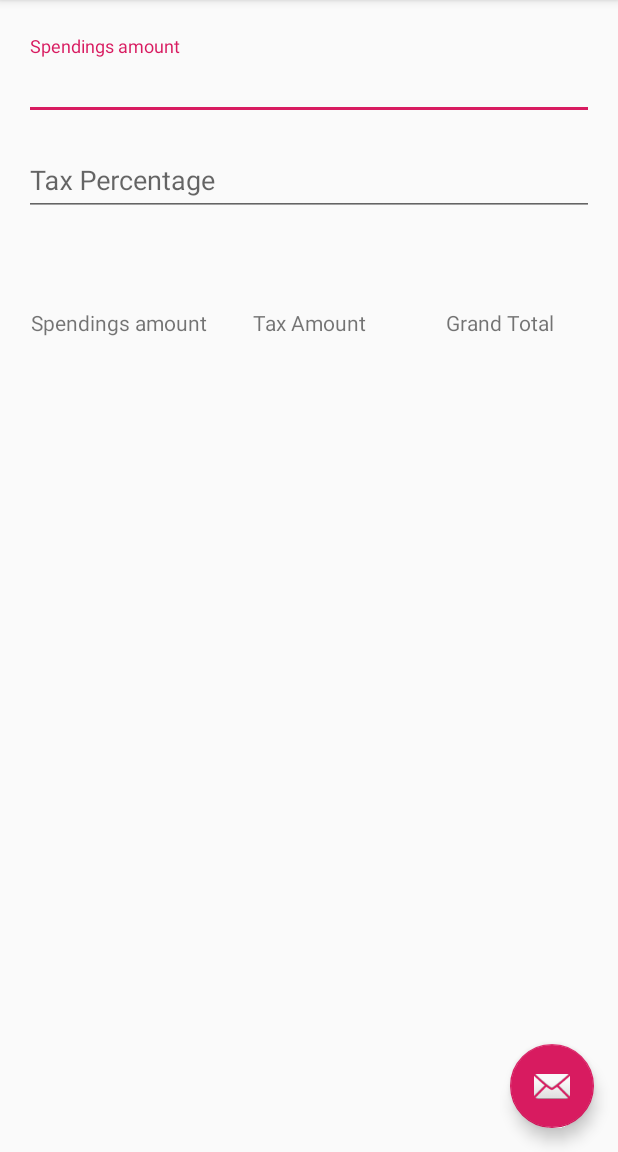
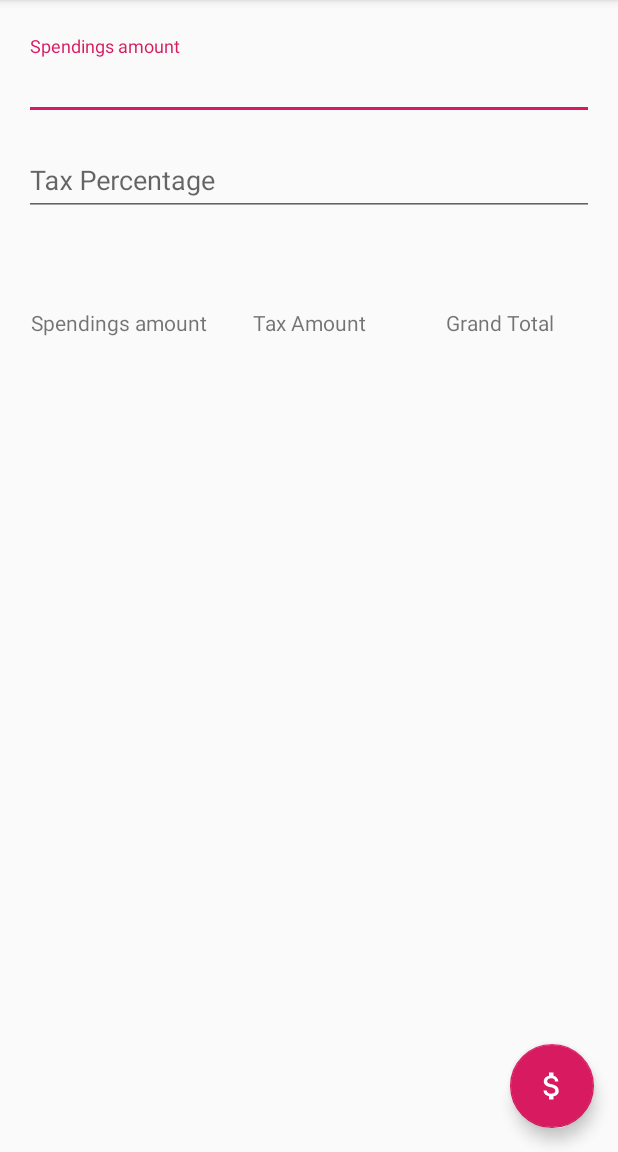
Before and after one commit to beatricefar/MVVMpractice, an Android app: the screen it shows after launch (MainActivity), on a phone screen of 412 x 824 dp, the part 84-1236 px from its top. Run offline under Robolectric (Android 15) with nearby library versions, the phone set to English and light mode, and no system bars.

```diff
--- a/app/build.gradle
+++ b/app/build.gradle
@@ -13,6 +13,7 @@ android {
         versionCode 1
         versionName "1.0"
         testInstrumentationRunner "androidx.test.runner.AndroidJUnitRunner"
+        vectorDrawables.useSupportLibrary = true
     }
     buildTypes {
         release {
@@ -29,6 +30,7 @@ dependencies {
     implementation 'androidx.constraintlayout:constraintlayout:1.1.3'
     implementation 'com.google.android.material:material:1.0.0'
     testImplementation 'junit:junit:4.12'
+    testImplementation 'org.mockito:mockito-core:2.28.1'
     androidTestImplementation 'androidx.test:runner:1.2.0'
     androidTestImplementation 'androidx.test.espresso:espresso-core:3.2.0'
 }
--- /dev/null
+++ b/app/src/main/res/drawable/ic_attach_money_white_24dp.xml
@@ -0,0 +1,9 @@
+<vector xmlns:android="http://schemas.android.com/apk/res/android"
+        android:width="24dp"
+        android:height="24dp"
+        android:viewportWidth="24.0"
+        android:viewportHeight="24.0">
+    <path
+        android:fillColor="@color/white"
+        android:pathData="M11.8,10.9c-2.27,-0.59 -3,-1.2 -3,-2.15 0,-1.09 1.01,-1.85 2.7,-1.85 1.78,0 2.44,0.85 2.5,2.1h2.21c-0.07,-1.72 -1.12,-3.3 -3.21,-3.81V3h-3v2.16c-1.94,0.42 -3.5,1.68 -3.5,3.61 0,2.31 1.91,3.46 4.7,4.13 2.5,0.6 3,1.48 3,2.41 0,0.69 -0.49,1.79 -2.7,1.79 -2.06,0 -2.87,-0.92 -2.98,-2.1h-2.2c0.12,2.19 1.76,3.42 3.68,3.83V21h3v-2.15c1.95,-0.37 3.5,-1.5 3.5,-3.55 0,-2.84 -2.43,-3.81 -4.7,-4.4z"/>
+</vector>
--- a/app/src/main/res/layout/activity_main.xml
+++ b/app/src/main/res/layout/activity_main.xml
@@ -29,6 +29,6 @@
             android:layout_height="wrap_content"
             android:layout_gravity="bottom|end"
             android:layout_margin="@dimen/fab_margin"
-            app:srcCompat="@android:drawable/ic_dialog_email"/>
+            app:srcCompat="@drawable/ic_attach_money_white_24dp"/>
 
 </androidx.coordinatorlayout.widget.CoordinatorLayout>
```
Also changed, not shown: app/src/main/java/com/beatricefarias/mvvmpractice/viewmodel/TaxCalculationViewModel.kt (added, +23 -0 lines), 2 other files.
